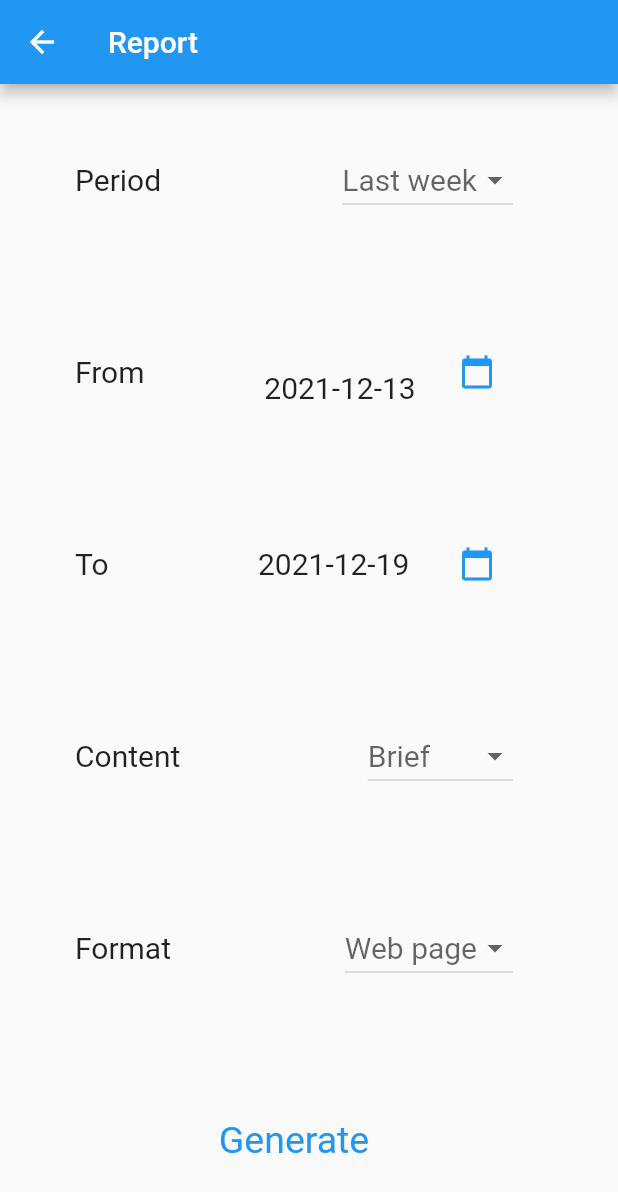
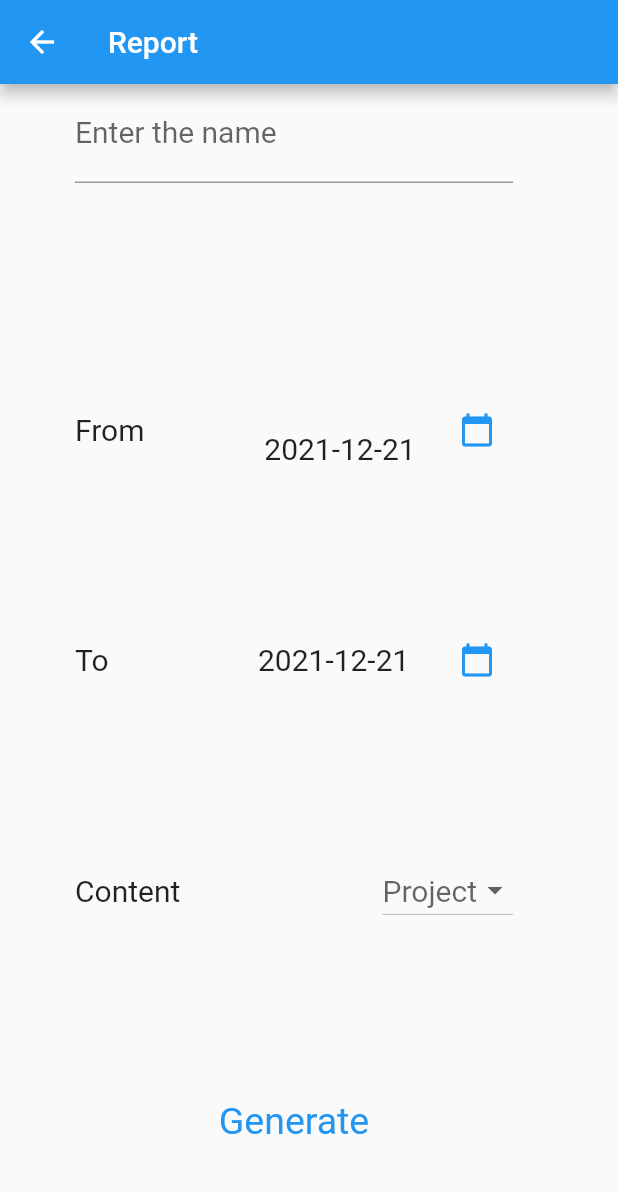
Before and after one commit to alexpardilla/codelab_timetracker.iml, a Flutter app: the PageReport screen opened directly, on a phone screen of 412 x 824 dp. Shown: the top 1192 px of the screen. Run offline on Flutter 3.47's test engine with Material 2 defaults, Android fonts, the phone set to English and light mode, and no system bars; network calls fail.

Commit message:
Add task not done

```diff
--- a/lib/page_report.dart
+++ b/lib/page_report.dart
@@ -1,3 +1,4 @@
+import 'package:codelab_timetracker/tree.dart';
 import 'package:flutter/cupertino.dart';
 import 'package:flutter/material.dart';
 import 'package:intl/intl.dart';
@@ -10,8 +11,12 @@ class PageReport extends StatefulWidget {
 }
 
 class _PageReportState extends State<PageReport> {
-  var _listaR = ['Last week', 'This week', 'Yesterday', 'Today', 'Other'];
-  String _vistaR = 'Last week';
+
+  final _name = TextEditingController();
+  final _nameFather = TextEditingController();
+
+  final _listaC = ['Project', 'Task'];
+  String _vistaC = 'Project';
 
   DateFormat formatter = DateFormat('yyyy-mm-dd');
   int ForT = 0;
@@ -21,42 +26,16 @@ class _PageReportState extends State<PageReport> {
   DateTime _dateTimeT = DateTime.now();
   DateTime today = DateTime.now();
 
-  var _listaC = ['Brief', 'Detalled', 'Statistic'];
-  String _vistaC = 'Brief';
-
-  var _listaF = ['Web page', 'PDF', 'Text'];
-  String _vistaF = 'Web page';
 
   @override
   void initState() {
     // TODO: implement initState
-    DateTime mondayThisWeek = DateTime(
-        today.year, today.month, today.day - today.weekday + 1);
-
-    if (_vistaR == 'Today') {
-      _dateTimeF = DateTime.now();
-      _dateTimeT = DateTime.now();
-    }
-    if (_vistaR == 'Yesterday') {
-      _dateTimeF = today.subtract(Duration(days: 1));
-      _dateTimeT = today.subtract(Duration(days: 1));
-    }
-    if (_vistaR == 'This week') {
-      _dateTimeF =
-          DateTime(today.year, today.month, today.day - today.weekday + 1);
-      _dateTimeT = DateTime.now();
-    }
-    if (_vistaR == 'Last week') {
-      _dateTimeT = mondayThisWeek.subtract(new Duration(days: 1));
-      _dateTimeF = mondayThisWeek.subtract(new Duration(days: 7));
-    }
-    if (_vistaR == 'Other') {
-      _pickFromDate();
-    }
   }
 
   @override
   Widget build(BuildContext context) {
+    return FutureBuilder<Tree>(
+      builder: (context, snapshot) {
       return Scaffold(
           appBar: AppBar(
             title: Text('Report'),
@@ -67,38 +46,14 @@ class _PageReportState extends State<PageReport> {
             child: Column(
               children: <Widget>[
 
-
-              //PARTE DEL PERIOD DONE!
+                //INSERT NAME DONE!
                 Expanded(
-                  child: Row(
-                    //mainAxisAlignment: MainAxisAlignment.start,
-                    children: <Widget>[
-                      Expanded(
-                          child: Container(
-                            child: Text('Period',
-                              //textAlign: TextAlign.center,
-
-                            ),)
+                      child: TextFormField(
+                          decoration: const InputDecoration(
+                          border: UnderlineInputBorder(),
+                      labelText: 'Enter the name',
                           ),
-
-                      DropdownButton(
-                        items: _listaR.map((String a) {
-                          return DropdownMenuItem(
-                            value: a,
-                            child: Text(a),
-                          );
-                        }).toList(),
-                        onChanged: (newValue) {
-                          setState(() =>
-                          {
-                            _vistaR = newValue as String,
-                          });
-                          initState();
-                        },
-                        hint: Text(_vistaR),
                       ),
-                    ],)
-
                 ),
 
                 //PARTE DEL FROM, FALTA QUITAR HORA!
@@ -117,10 +72,12 @@ class _PageReportState extends State<PageReport> {
                         Expanded(
                           child: Container(
                             alignment: FractionalOffset(0.2, 0.6),
-                          child: Text('${_dateTimeF.year}-${_dateTimeF.month}-${_dateTimeF.day}'),
+                            child: Text('${_dateTimeF.year}-${_dateTimeF
+                                .month}-${_dateTimeF.day}'),
                           ),),
 
-                      IconButton(icon: Icon(Icons.calendar_today, color: Colors.blue),
+                        IconButton(
+                          icon: Icon(Icons.calendar_today, color: Colors.blue),
                           onPressed: () {
                             showDatePicker(
                                 context: context,
@@ -128,12 +85,10 @@ class _PageReportState extends State<PageReport> {
                                 firstDate: DateTime(2020),
                                 lastDate: DateTime(2025)
                             ).then((date) {
-
                               setState(() {
                                 _oldDTimeF = _dateTimeF;
                                 ForT = 1;
                                 _dateTimeF = date as DateTime;
-                              _vistaR = 'Other';
                               });
                               initState();
                             });
@@ -159,10 +114,12 @@ class _PageReportState extends State<PageReport> {
                         Expanded(
                           child: Container(
 
-                          child: Text('${_dateTimeT.year}-${_dateTimeT.month}-${_dateTimeT.day}'),
+                            child: Text('${_dateTimeT.year}-${_dateTimeT
+                                .month}-${_dateTimeT.day}'),
                           ),),
 
-                      IconButton(icon: Icon(Icons.calendar_today, color: Colors.blue),
+                        IconButton(
+                          icon: Icon(Icons.calendar_today, color: Colors.blue),
                           onPressed: () {
                             showDatePicker(
                                 context: context,
@@ -174,7 +131,6 @@ class _PageReportState extends State<PageReport> {
                                 _oldDTimeT = _dateTimeT;
                                 ForT = 2;
                                 _dateTimeT = date as DateTime;
-                              _vistaR = 'Other';
                               });
                               initState();
                             });
@@ -218,37 +174,6 @@ class _PageReportState extends State<PageReport> {
 
                 ),
 
-              //PARTE DEL FORMAT, DONE!
-              Expanded(
-                  child: Row(
-                    mainAxisAlignment: MainAxisAlignment.start,
-                    children: <Widget>[
-                      Expanded(
-                        child: Container(
-
-                          child: Text('Format'),
-
-                        ),
-                      ),
-
-                      DropdownButton(
-                        items: _listaF.map((String a) {
-                          return DropdownMenuItem(
-                              value: a,
-                              child: Text(a)
-                          );
-                        }).toList(),
-                        onChanged: (newValue) {
-                          setState(() =>
-                          {
-                            _vistaF = newValue as String
-                          });
-                        },
-                        hint: Text(_vistaF),
-                      ),
-                    ],)
-
-              ),
 
                 //PARTE DEL GENERATE, DONE PERO DIFERENTE
                 Expanded(
@@ -265,6 +190,8 @@ class _PageReportState extends State<PageReport> {
               ],
             ),)
       );
+      },
+    );
   }
 
   void _pickFromDate() async {
@@ -278,7 +205,6 @@ class _PageReportState extends State<PageReport> {
     DateTime end = _dateTimeT; // the present To date
     if (end.difference(newStart) >= Duration(days: 0)) {
       setState(() {
-        _vistaR = 'Other'; // to redraw the screen
       });
     } else {
       _showAlertDates();
```
Also changed, not shown: lib/page_activities.dart (+19 -3 lines), lib/page_addActivity.dart (added, +86 -0 lines). Lines whose indentation alone changed are shown as unchanged.
